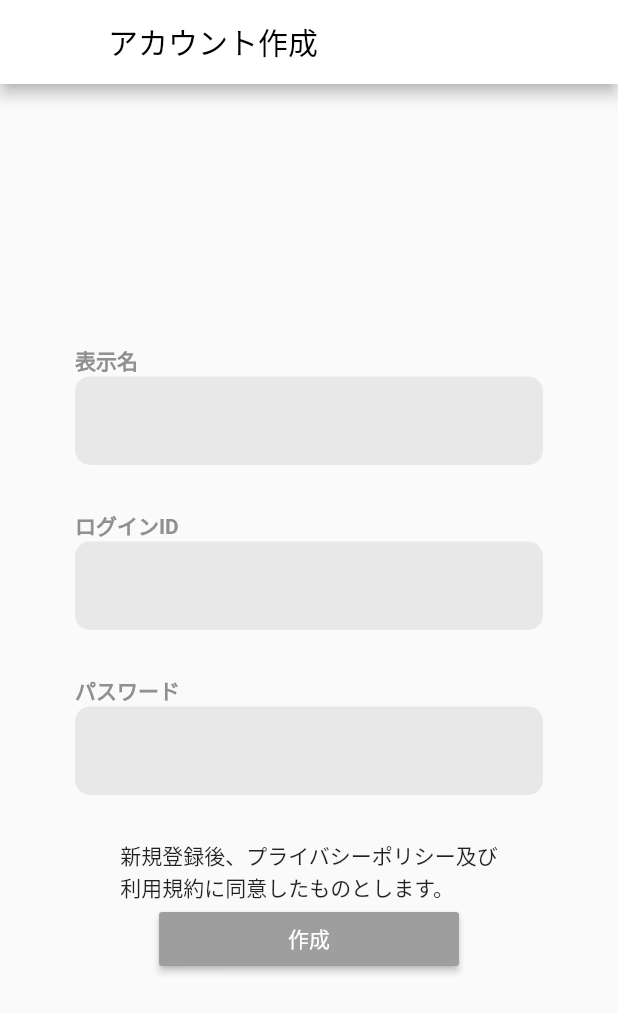
After one commit to kohey/basic_flutter_ui, a Flutter app: the LoginPage screen opened directly, on a phone screen of 412 x 824 dp. The commit adds this screen. Shown: the top 1013 px of the screen. Run offline on Flutter 3.47's test engine with Material 2 defaults, Android fonts, the phone set to English and light mode, and no system bars; our stand-ins replace firebase_auth, google_sign_in; accounts and stored records are empty.

Commit message:
マミーのログインUIをコピー&テスト用にルートを設定

```diff
--- a/lib/main.dart
+++ b/lib/main.dart
@@ -1,4 +1,5 @@
 import 'package:flutter/material.dart';
+import 'package:basic_flutter_ui/ui/login/login_page.dart';
 
 void main() {
   runApp(MyApp());
@@ -88,6 +89,9 @@ class MyApp extends StatelessWidget {
         // closer together (more dense) than on mobile platforms.
         visualDensity: VisualDensity.adaptivePlatformDensity,
       ),
+      routes: <String, WidgetBuilder>{
+        "/": (BuildContext context) => LoginPage(),
+      },
       home: Scaffold(
           appBar: AppBar(title: Text("Flutter Demo")),
           body: ListView(
--- /dev/null
+++ b/lib/ui/login/login_page.dart
@@ -0,0 +1,149 @@
+import 'package:flutter/material.dart';
+import 'package:provider/provider.dart';
+import 'package:basic_flutter_ui/ui/login/login_view_model.dart';
+
+class LoginPage extends StatelessWidget {
+  @override
+  Widget build(BuildContext context) {
+    return MultiProvider(
+      providers: [
+        ChangeNotifierProvider(create: (_) => LoginViewModel()),
+      ],
+      child: Scaffold(
+        appBar: AppBar(
+          title: AppBarText(),
+          backgroundColor: Colors.white,
+        ),
+        body: LoginForm(),
+      ),
+    );
+  }
+}
+
+class AppBarText extends StatelessWidget {
+  @override
+  Widget build(BuildContext context) {
+    return Text(
+      'アカウント作成',
+      style: TextStyle(
+        color: Colors.black,
+      ),
+    );
+  }
+}
+
+class LoginForm extends StatefulWidget {
+  @override
+  _LoginFormState createState() => _LoginFormState();
+}
+
+class _LoginFormState extends State<LoginForm> {
+  @override
+  Widget build(BuildContext context) {
+    return Container(
+      child: Column(
+        mainAxisAlignment: MainAxisAlignment.center,
+        children: <Widget>[
+          LoginInfoForm(),
+          LoginButton(),
+        ],
+      ),
+    );
+  }
+}
+
+class LoginInfoForm extends StatefulWidget {
+  @override
+  _LoginInfoFormState createState() => _LoginInfoFormState();
+}
+
+class _LoginInfoFormState extends State<LoginInfoForm> {
+  @override
+  Widget build(BuildContext context) {
+    return Container(
+      child: Column(
+        mainAxisAlignment: MainAxisAlignment.center,
+        children: [
+          ValidateTextInputField(
+            topTitle: '表示名',
+            obscure: false,
+          ),
+          ValidateTextInputField(
+            topTitle: 'ログインID',
+            obscure: false,
+          ),
+          ValidateTextInputField(
+            topTitle: 'パスワード',
+            obscure: true,
+          ),
+          Text('新規登録後、プライバシーポリシー及び\n利用規約に同意したものとします。'),
+        ],
+      ),
+    );
+  }
+}
+
+class ValidateTextInputField extends StatelessWidget {
+  final String topTitle;
+  final bool obscure;
+  ValidateTextInputField({this.topTitle, this.obscure});
+  @override
+  Widget build(BuildContext context) {
+    return Column(
+      crossAxisAlignment: CrossAxisAlignment.start,
+      children: [
+        Container(
+          padding: EdgeInsets.only(left: 50),
+          child: Text(
+            topTitle,
+            style: TextStyle(
+              color: const Color(0xFF909090),
+              fontWeight: FontWeight.bold,
+            ),
+          ),
+        ),
+        Container(
+          padding: EdgeInsets.only(left: 50, right: 50),
+          child: TextFormField(
+            obscureText: obscure,
+            decoration: const InputDecoration(
+              filled: true,
+              fillColor: const Color(0xFFE8E8E8),
+              border: OutlineInputBorder(
+                borderRadius: const BorderRadius.all(
+                  const Radius.circular(10.0),
+                ),
+                borderSide: BorderSide.none,
+              ),
+            ),
+          ),
+        ),
+        SizedBox(
+          height: 30,
+        ),
+      ],
+    );
+  }
+}
+
+class LoginButton extends StatelessWidget {
+  void _onPressed() {
+    print('hello');
+  }
+
+  @override
+  Widget build(BuildContext context) {
+    return Container(
+      width: 200,
+      margin: const EdgeInsets.all(0),
+      child: RaisedButton(
+        color: Colors.grey,
+        onPressed: () {
+          _onPressed();
+        },
+        child: Text('作成'),
+        textColor: Colors.white,
+      ),
+    );
+  }
+}
--- /dev/null
+++ b/lib/ui/login/login_view_model.dart
@@ -0,0 +1,20 @@
+import 'package:firebase_auth/firebase_auth.dart';
+import 'package:flutter/material.dart';
+import 'package:google_sign_in/google_sign_in.dart';
+
+class LoginViewModel extends ChangeNotifier {
+  var userName = '';
+  var password = '';
+  var userId = '';
+
+  Future<UserCredential> login() async {
+    final GoogleSignInAccount googleUser = await GoogleSignIn().signIn();
+    final GoogleSignInAuthentication googleAuth =
+        await googleUser.authentication;
+    final GoogleAuthCredential credential = GoogleAuthProvider.credential(
+      accessToken: googleAuth.accessToken,
+      idToken: googleAuth.idToken,
+    );
+    return await FirebaseAuth.instance.signInWithCredential(credential);
+  }
+}
```
